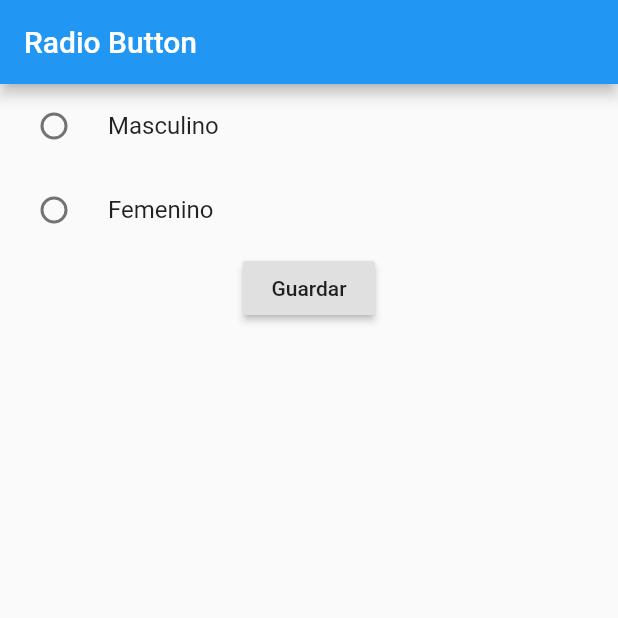
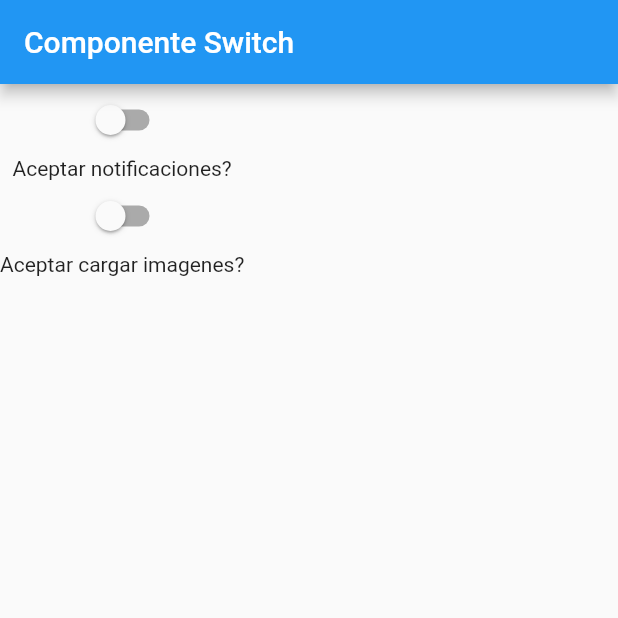
Before and after one commit to jminango20/flutter_CampoTexto, a Flutter app: the screen it shows after launch, on a phone screen of 412 x 824 dp, the top half of it. Run offline on Flutter 3.47's test engine with Material 2 defaults, Android fonts, the light colour scheme and no system bars.

Commit message:
Using Switch

```diff
--- /dev/null
+++ b/lib/EntradaSwitch.dart
@@ -0,0 +1,47 @@
+import 'package:flutter/material.dart';
+
+
+class EntradaSwitch extends StatefulWidget {
+  @override
+  _EntradaSwitchState createState() => _EntradaSwitchState();
+}
+
+class _EntradaSwitchState extends State<EntradaSwitch> {
+  bool _escolhaUsuario = false;
+  bool _cargarImagem = false;
+
+  @override
+  Widget build(BuildContext context) {
+    return Scaffold(
+      appBar: AppBar(
+        title: Text("Componente Switch"),
+      ),
+      body: Container(
+        child: Column(
+          children: [
+            Switch(
+                value: _escolhaUsuario,
+                onChanged: (bool escolha){
+                  setState(() {
+                    _escolhaUsuario = escolha;
+                  });
+                  print("Resultado: " + _escolhaUsuario.toString());
+                }
+            ),
+            Text("Aceptar notificaciones? "),
+            Switch(
+                value: _cargarImagem,
+                onChanged: (bool escolha){
+                  setState(() {
+                    _cargarImagem = escolha;
+                  });
+                  print("Resultado: " + _cargarImagem.toString());
+                }
+            ),
+            Text("Aceptar cargar imagenes? "),
+          ],
+        ),
+      ),
+    );
+  }
+}
--- a/lib/main.dart
+++ b/lib/main.dart
@@ -2,12 +2,14 @@ import 'package:entrada_de_dados/CampoTexto.dart';
 import 'package:entrada_de_dados/EntradaCheckbox.dart';
 import 'package:flutter/material.dart';
 import 'EntradaRadioButton.dart';
+import 'EntradaSwitch.dart';
 
 void main(){
   runApp(
       MaterialApp(
     //home: CampoTexto(),
         // home: EntradaCheckbox(),
-        home: EntradaRadioButton(),
+        //home: EntradaRadioButton(),
+        home: EntradaSwitch(),
   ));
 }
```
